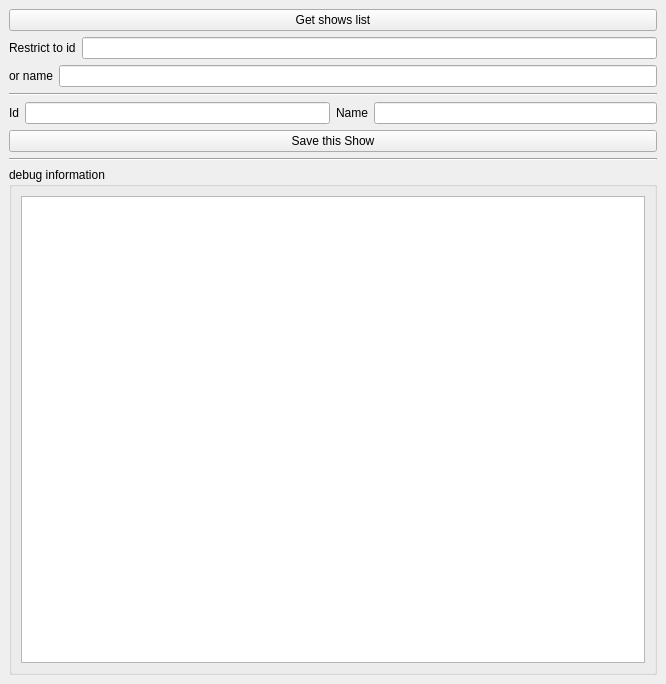
Above: playground/Cache/ui/mainwindow.ui from gilcn/nextshows before the change. Below: the same form after it.
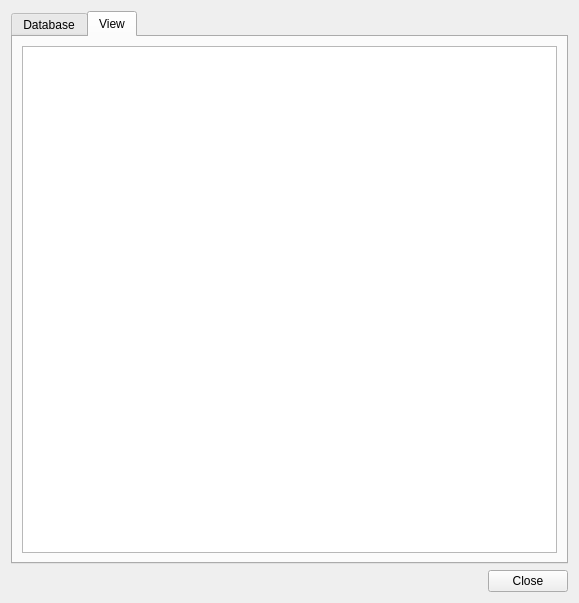
That is the form after the change. The open tabs and pages were chosen to show the change.

Commit message: - Use a QDialog instead of a QMainWindow - Use a QTabWidget to later extend the test app

The edit to the form file:
```diff
--- a/playground/Cache/ui/mainwindow.ui
+++ b/playground/Cache/ui/mainwindow.ui
@@ -1,18 +1,27 @@
 <ui version="4.0" >
  <class>MainWindow</class>
- <widget class="QMainWindow" name="MainWindow" >
+ <widget class="QWidget" name="MainWindow" >
   <property name="geometry" >
    <rect>
     <x>0</x>
     <y>0</y>
-    <width>666</width>
-    <height>684</height>
+    <width>579</width>
+    <height>603</height>
    </rect>
   </property>
   <property name="windowTitle" >
    <string>MainWindow</string>
   </property>
-  <widget class="QWidget" name="centralwidget" >
+  <layout class="QGridLayout" name="gridLayout" >
+   <item row="0" column="0" >
+    <widget class="QTabWidget" name="tabWidget" >
+     <property name="currentIndex" >
+      <number>0</number>
+     </property>
+     <widget class="QWidget" name="tabDB" >
+      <attribute name="title" >
+       <string>Database</string>
+      </attribute>
    <layout class="QGridLayout" name="gridLayout_3" >
     <item row="0" column="0" colspan="2" >
      <widget class="QPushButton" name="btnListShow" >
@@ -103,7 +112,7 @@
       <property name="title" >
        <string>debug information</string>
       </property>
-      <layout class="QGridLayout" name="gridLayout" >
+         <layout class="QGridLayout" name="gridLayout_2" >
        <item row="0" column="0" >
         <widget class="QTextEdit" name="infoTextEdit" />
        </item>
@@ -112,6 +121,29 @@
     </item>
    </layout>
   </widget>
+     <widget class="QWidget" name="tabView" >
+      <attribute name="title" >
+       <string>View</string>
+      </attribute>
+      <layout class="QGridLayout" name="gridLayout_4" >
+       <item row="0" column="0" >
+        <widget class="QTableView" name="tblView" />
+       </item>
+      </layout>
+     </widget>
+    </widget>
+   </item>
+   <item row="1" column="0" >
+    <widget class="QDialogButtonBox" name="buttonBox" >
+     <property name="standardButtons" >
+      <set>QDialogButtonBox::Close</set>
+     </property>
+     <property name="centerButtons" >
+      <bool>false</bool>
+     </property>
+    </widget>
+   </item>
+  </layout>
  </widget>
  <resources/>
  <connections/>
```
Left out of the diff: 8 changed lines with no effect on the pictures. Lines whose indentation alone changed are shown as unchanged. The commit also changes 2 other files.
